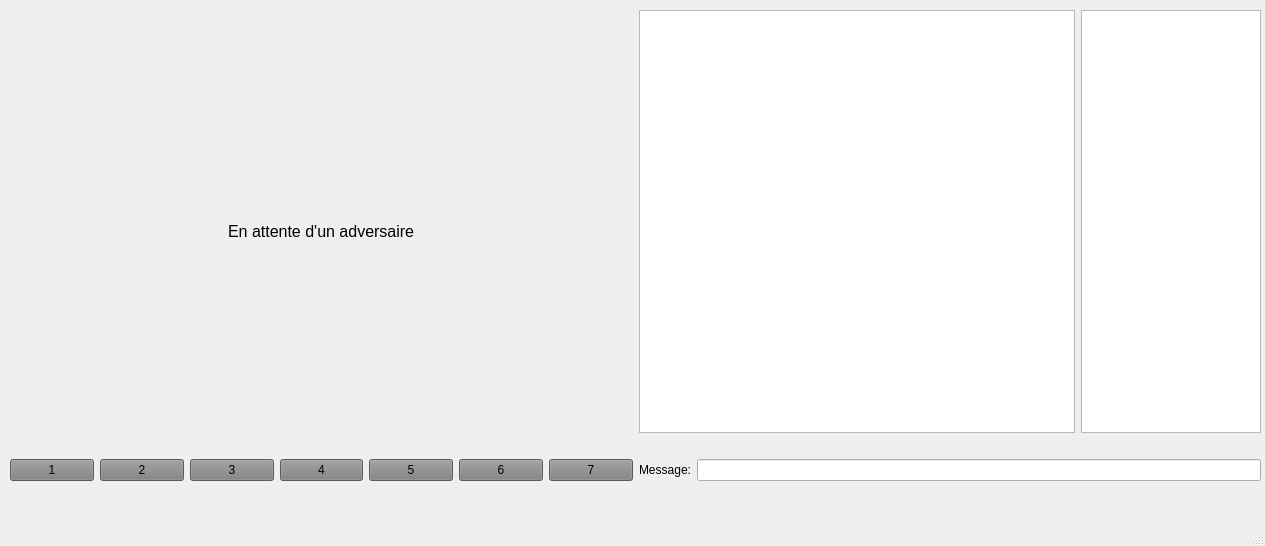
Above: puissance4/mainwindow.ui from rvasseur31/puissance-4 before the change. Below: the same form after it.
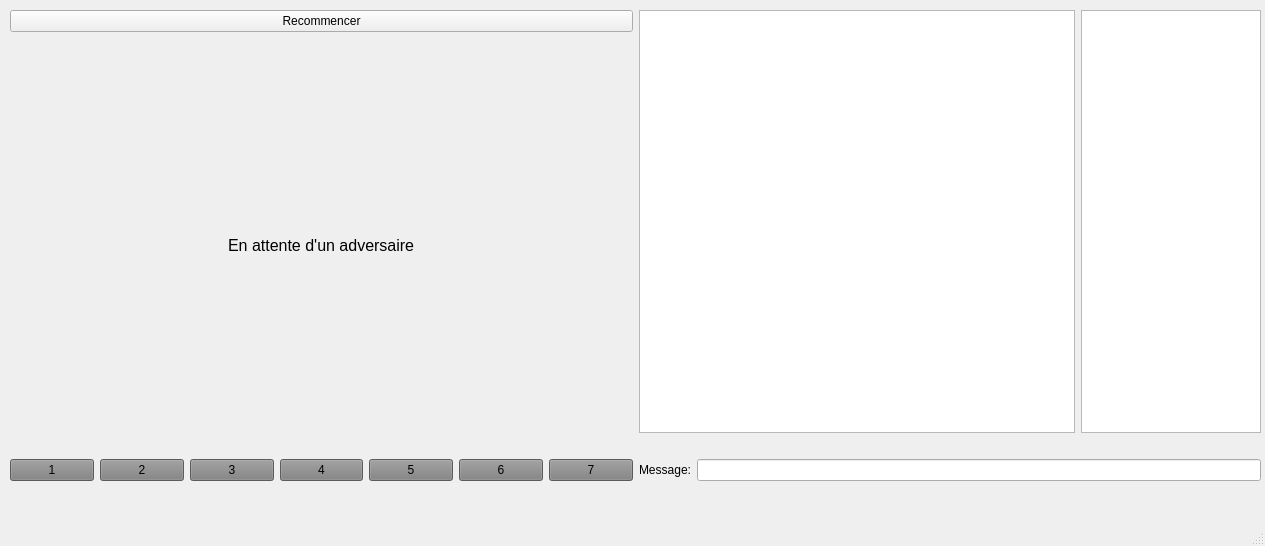
That is the form after the change.

Commit message: restart game

```diff
--- a/puissance4/mainwindow.ui
+++ b/puissance4/mainwindow.ui
@@ -26,6 +26,13 @@
     <layout class="QHBoxLayout" name="horizontalLayout">
      <item>
       <layout class="QVBoxLayout" name="verticalLayout">
+       <item>
+        <widget class="QPushButton" name="pushButton_restart">
+         <property name="text">
+          <string>Recommencer</string>
+         </property>
+        </widget>
+       </item>
        <item>
         <layout class="QHBoxLayout" name="horizontalLayout_2">
          <item>
```
The commit also changes 3 other files.
